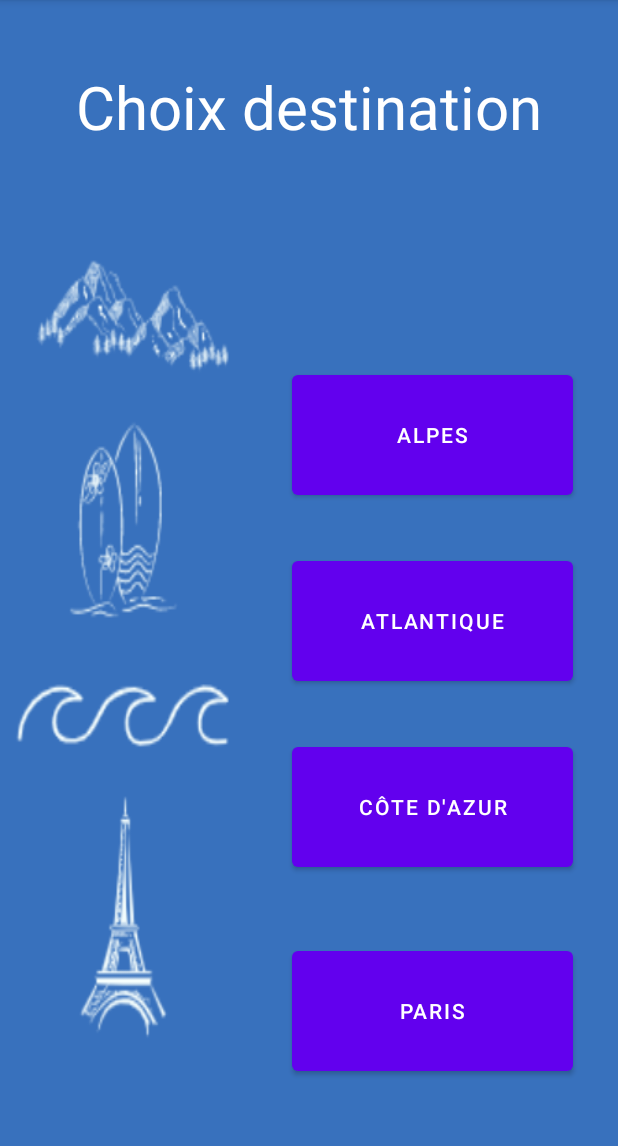
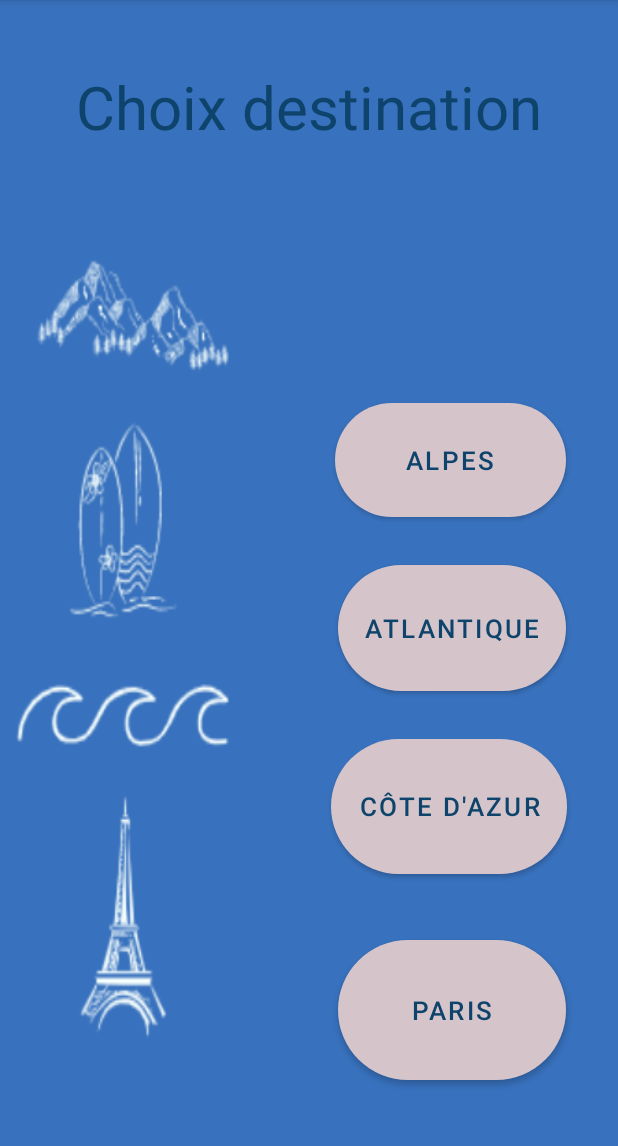
Before and after one commit to jad2n1/dream_and_go, an Android app: the choix_destination screen opened directly, with no data from a screen before it, on a phone screen of 412 x 824 dp, the part 84-1230 px from its top. Run offline under Robolectric (Android 15) with nearby library versions, the phone set to English and light mode, and no system bars.

Commit message:
graphisme choix destination

```diff
--- a/app/src/main/res/layout/choix_destination.xml
+++ b/app/src/main/res/layout/choix_destination.xml
@@ -10,11 +10,15 @@
 
     <Button
         android:id="@+id/btn_Alpes"
-        android:layout_width="187dp"
-        android:layout_height="92dp"
+        android:layout_width="154dp"
+        android:layout_height="76dp"
         android:layout_marginTop="126dp"
         android:layout_marginBottom="32dp"
+        android:background="@drawable/bouton_rond"
         android:text="@string/alpes"
+        android:textColor="#0E436C"
+        android:textSize="17sp"
+        app:backgroundTint="#D5C5CA"
         app:layout_constraintBottom_toTopOf="@+id/btn_Atlantique"
         app:layout_constraintEnd_toEndOf="parent"
         app:layout_constraintHorizontal_bias="0.866"
@@ -24,10 +28,14 @@
 
     <Button
         android:id="@+id/btn_Atlantique"
-        android:layout_width="187dp"
-        android:layout_height="92dp"
+        android:layout_width="152dp"
+        android:layout_height="84dp"
         android:layout_marginBottom="32dp"
+        android:background="@drawable/bouton_rond"
         android:text="@string/atlantique"
+        android:textSize="17sp"
+        app:backgroundTint="#D5C5CA"
+        android:textColor="#0E436C"
         app:layout_constraintBottom_toTopOf="@+id/btn_cotedazur"
         app:layout_constraintEnd_toEndOf="parent"
         app:layout_constraintHorizontal_bias="0.866"
@@ -35,10 +43,14 @@
 
     <Button
         android:id="@+id/btn_paris"
-        android:layout_width="187dp"
-        android:layout_height="92dp"
+        android:layout_width="152dp"
+        android:layout_height="93dp"
         android:layout_marginBottom="48dp"
+        android:background="@drawable/bouton_rond"
         android:text="@string/paris"
+        android:textSize="17sp"
+        app:backgroundTint="#D5C5CA"
+        android:textColor="#0E436C"
         app:layout_constraintBottom_toBottomOf="parent"
         app:layout_constraintEnd_toEndOf="parent"
         app:layout_constraintHorizontal_bias="0.866"
@@ -46,10 +58,14 @@
 
     <Button
         android:id="@+id/btn_cotedazur"
-        android:layout_width="187dp"
-        android:layout_height="92dp"
+        android:layout_width="157dp"
+        android:layout_height="90dp"
         android:layout_marginBottom="44dp"
+        android:background="@drawable/bouton_rond"
         android:text="@string/c_te_d_azur"
+        android:textColor="#0E436C"
+        android:textSize="17sp"
+        app:backgroundTint="#D5C5CA"
         app:layout_constraintBottom_toTopOf="@+id/btn_paris"
         app:layout_constraintEnd_toEndOf="parent"
         app:layout_constraintHorizontal_bias="0.866"
@@ -61,7 +77,7 @@
         android:layout_height="wrap_content"
         android:layout_marginTop="44dp"
         android:text="Choix destination"
-        android:textColor="#FFFFFF"
+        android:textColor="#0E436C"
         android:textSize="40sp"
         app:layout_constraintEnd_toEndOf="parent"
         app:layout_constraintStart_toStartOf="parent"
```
